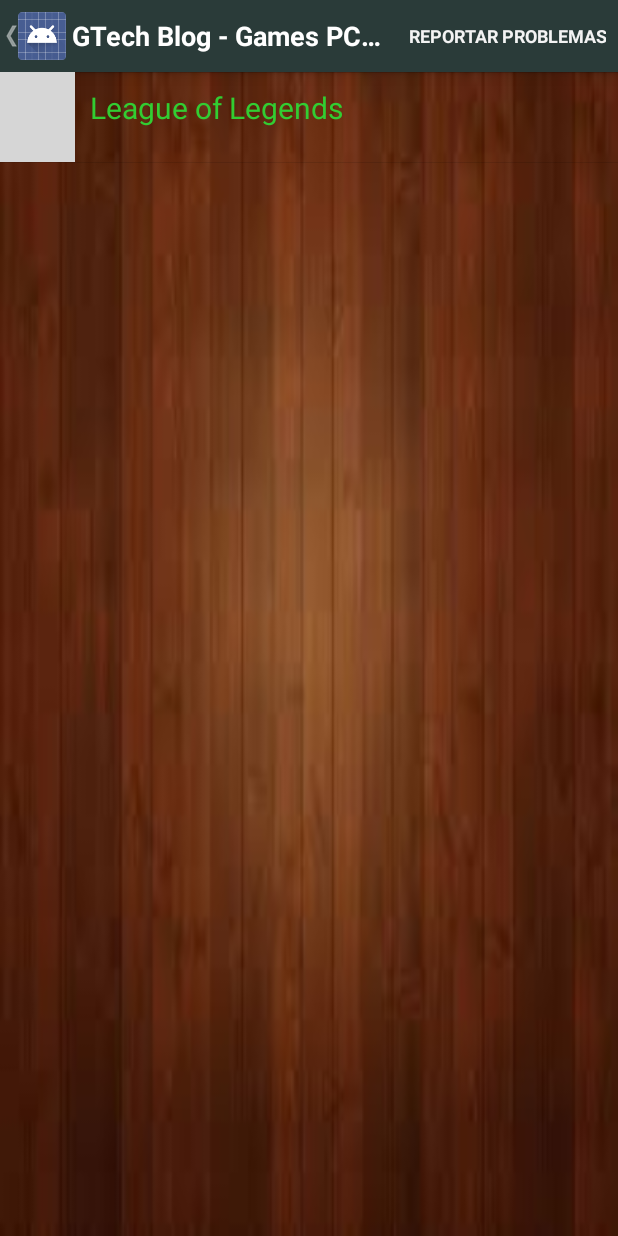
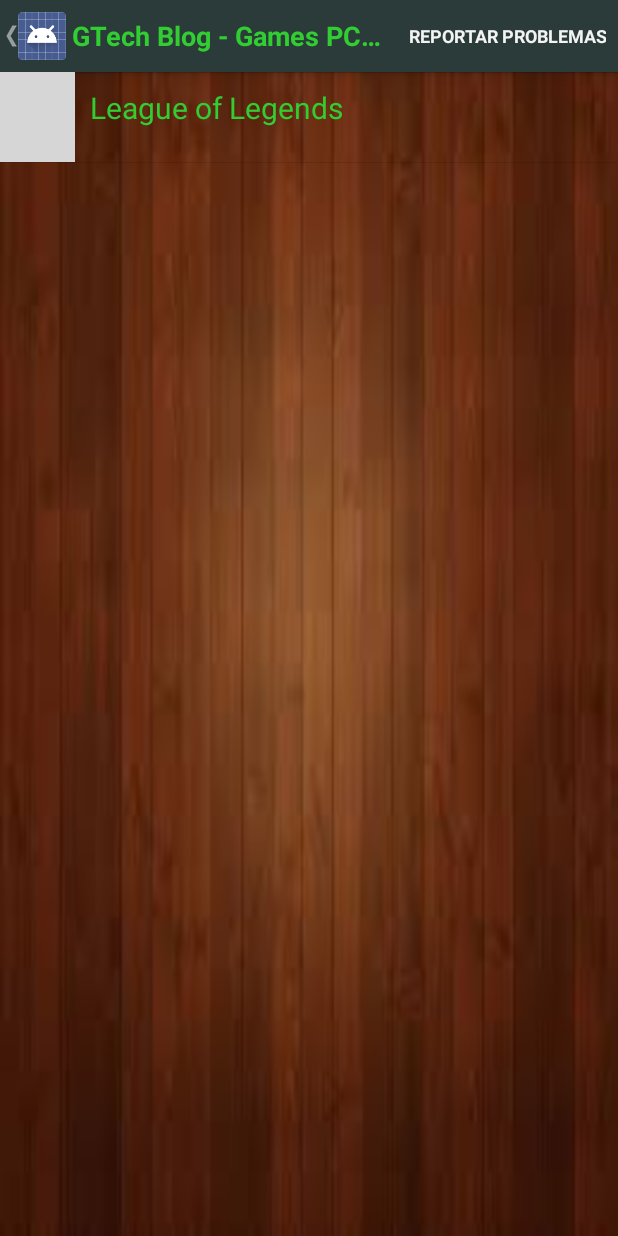
Before and after one commit to GTech455/GtechBlogSources, an Android app: the JogosEstrategiaPC screen opened directly, with no data from a screen before it, on a phone screen of 412 x 824 dp. Run offline under Robolectric (Android 15) with nearby library versions, the phone set to English and light mode, and no system bars; 1 statement that could not run was skipped; grey boxes are pictures that could not be loaded.

Commit message:
updated in 15/01/17

```diff
--- a/GTech Blog/app/src/main/res/menu/util.xml
+++ b/GTech Blog/app/src/main/res/menu/util.xml
@@ -3,6 +3,7 @@
 	<item
 		android:showAsAction="ifRoom"
 		android:id="@+id/fe"
+		android:textColor="#32cd32"
 		android:title="Reportar Problemas" />
 
 </menu>
--- a/GTech Blog/app/src/main/res/values/styles.xml
+++ b/GTech Blog/app/src/main/res/values/styles.xml
@@ -14,13 +14,13 @@
 </style>
 		<!-- ActionBar title text -->
 		<style name="MyActionBarTitleText" parent="@android:style/TextAppearance.Holo.Widget.ActionBar.Title.Inverse">
-			<item name="android:textColor">#fff</item>
+			<item name="android:textColor">#32cd32</item>
 			<item name="android:textStyle">bold</item>
 		</style>
 
 		<!-- ActionBar subtitle text -->
 		<style name="MyActionBarSubTitleText" parent="@android:style/TextAppearance.Holo.Widget.ActionBar.Subtitle">
-			<item name="android:textColor">#fff</item>
+			<item name="android:textColor">#32cd32</item>
 			<item name="android:textStyle">bold</item>
 		</style>
 		<style name="lst">
```
Also changed, not shown: GTech Blog/app/src/main/java/gtechblog455/blogspot/com/app/gma.java (+46 -0 lines), GTech Blog/app/src/main/res/drawable-hdpi/ab_blast.webp (added), GTech Blog/app/src/main/res/drawable-hdpi/bubble_witch_.webp (added).
